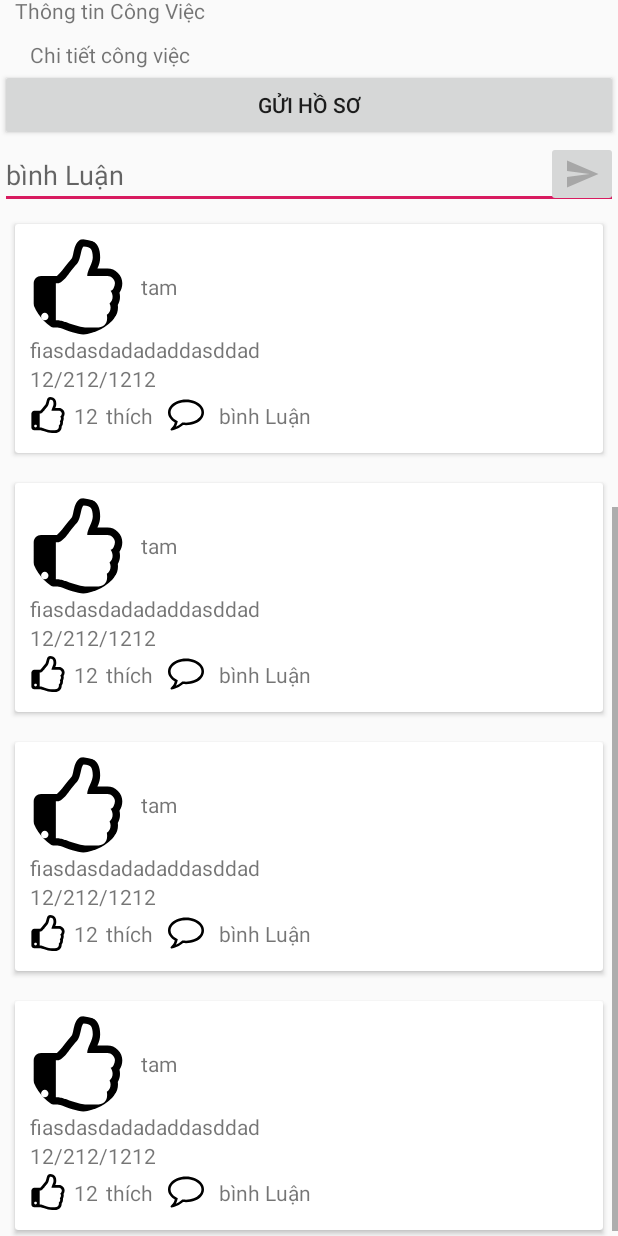
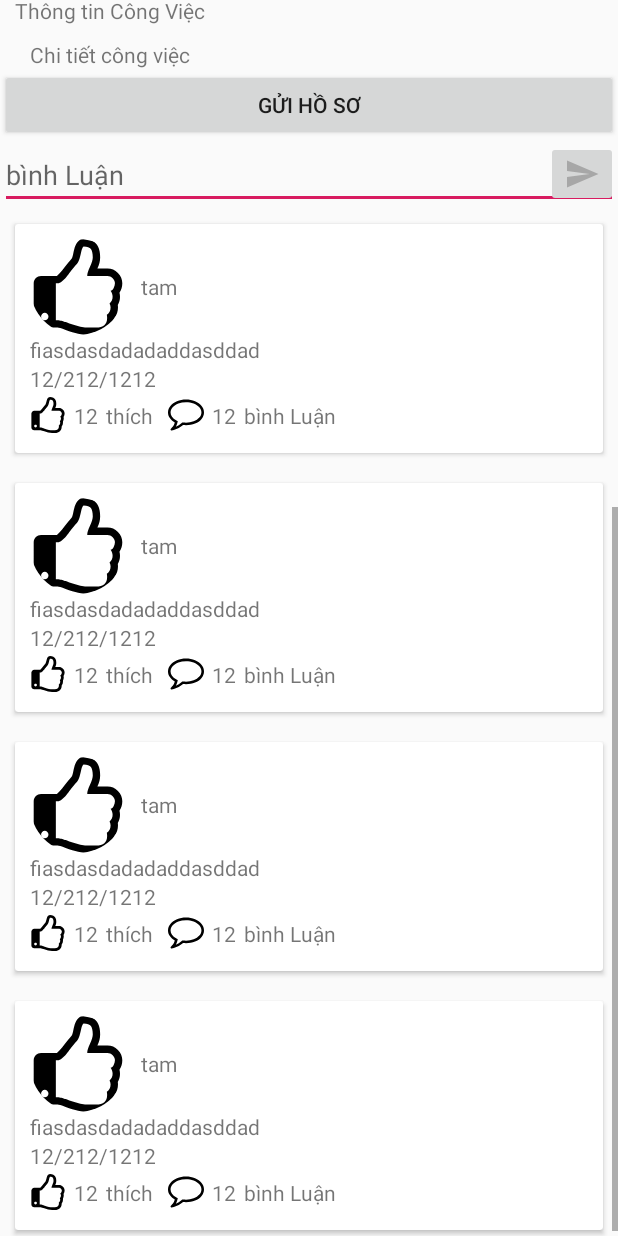
Before and after one commit to 21nghin/AppDemo, an Android app: the fragment DetailFragment shown on its own in the app's theme, scrolled down 576 dp, on a phone screen of 412 x 824 dp. Run offline under Robolectric (Android 15) with nearby library versions, the phone set to English and light mode, and no system bars; our stand-ins replace CircleImageView; 1 statement that could not run was skipped.

Commit message:
T3 14:12 24/9/2019

```diff
--- a/app/src/main/java/com/t3h/appdemo/adapter/ListJobAdapter.java
+++ b/app/src/main/java/com/t3h/appdemo/adapter/ListJobAdapter.java
@@ -51,7 +51,7 @@ public class ListJobAdapter extends RecyclerView.Adapter<ListJobAdapter.RcvHolde
     @Override
     public void onBindViewHolder(@NonNull final RcvHolder holder, final int position) {
         holder.bindData(data.get(position));
-        holder.itemView.setAnimation(fade);
+        holder.itemView.startAnimation(fade);
         if (listener != null) {
             holder.ln_item_comment.setOnClickListener(new View.OnClickListener() {
                 @Override
--- a/app/src/main/res/layout/app_chat.xml
+++ b/app/src/main/res/layout/app_chat.xml
@@ -37,7 +37,7 @@
                          android:layout_width="50dp"
                          android:layout_gravity="center|left"
                          android:layout_height="match_parent"
-                         android:src="@drawable/ad_min"
+                         android:src="@drawable/image_view"
                          android:id="@+id/im_account"/>
                      <ImageView
                          android:textColor="@color/white"
--- a/app/src/main/res/layout/item_comment.xml
+++ b/app/src/main/res/layout/item_comment.xml
@@ -23,7 +23,7 @@
                     android:src="@mipmap/ic_launcher_round"/>
                 <TextView
                     android:id="@+id/tv_user_name_item_cmt"
-                    android:layout_marginLeft="10dp"
+                    android:layout_marginLeft="@dimen/dp_10"
                     android:layout_width="wrap_content"
                     android:layout_height="match_parent"
                     android:gravity="center_vertical"
@@ -38,7 +38,7 @@
                 android:id="@+id/tv_date_item_cmt"
                 android:layout_width="wrap_content"
                 android:layout_height="wrap_content"
-                android:text="@string/dateCommnent"/>
+                android:text="@string/dateUpload"/>
             <LinearLayout
                 android:orientation="horizontal"
                 android:layout_width="match_parent"
@@ -56,12 +56,13 @@
                     android:gravity="center_vertical"
                     android:layout_width="wrap_content"
                     android:layout_height="wrap_content"
-                    android:text="12" />
+                    android:text="@string/number" />
+
                 <TextView
                     android:layout_width="wrap_content"
                     android:layout_height="wrap_content"
-                    android:text="@string/like"
-                    android:layout_marginRight="10dp"/>
+                    android:layout_marginRight="@dimen/dp_10"
+                    android:text="@string/like" />
                 <ImageButton
                     android:background="#fff"
                     android:id="@+id/imgbtn_cmt_item_cmt"
@@ -69,7 +70,13 @@
                     android:layout_height="wrap_content"
                     android:src="@drawable/ic_comment"/>
                 <TextView
-                    android:layout_marginLeft="10dp"
+                    android:id="@+id/tv_number_share_item_cmt"
+                    android:layout_margin="5dp"
+                    android:layout_width="wrap_content"
+                    android:layout_height="wrap_content"
+                    android:text="@string/number"/>
+                <TextView
+                    android:layout_marginRight="10dp"
                     android:layout_width="wrap_content"
                     android:layout_height="wrap_content"
                     android:text="@string/comment"/>
--- a/app/src/main/res/values/strings.xml
+++ b/app/src/main/res/values/strings.xml
@@ -97,4 +97,7 @@
     <string name="detail_job">Chi tiết công việc</string>
     <string name="send_cv">Gửi Hồ Sơ</string>
     <string name="dateCommnent">Ngày Binh Luận</string>
+    <string name="answer">Trả Lời</string>
+    <string name="number">12</string>
+
 </resources>
```
